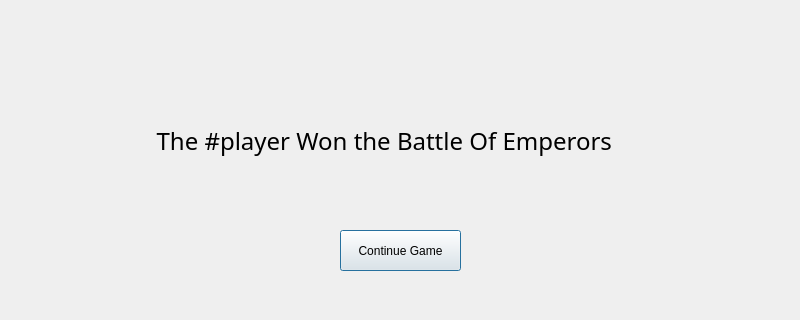
Matin0789/Condottiere-, file Warwinner.ui: the form before one commit; both pictures show x 0 to 800 and y 0 to 320 of the 800 by 600 pixel window.
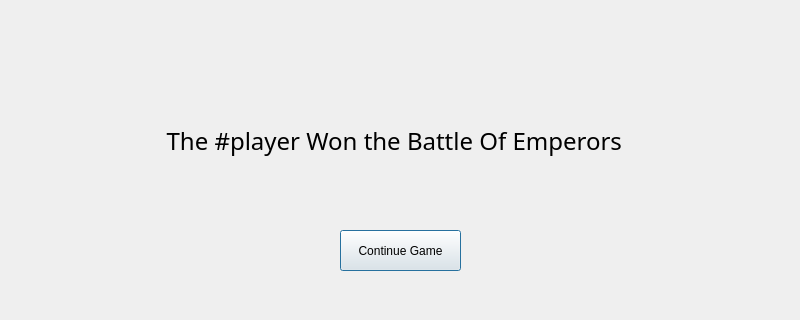
The form after the commit. Icons and pictures are not drawn.

```diff
--- a/Warwinner.ui
+++ b/Warwinner.ui
@@ -79,9 +79,9 @@
   <widget class="QLabel" name="label_2">
    <property name="geometry">
     <rect>
-     <x>90</x>
+     <x>20</x>
      <y>90</y>
-     <width>601</width>
+     <width>761</width>
      <height>101</height>
     </rect>
    </property>
```
